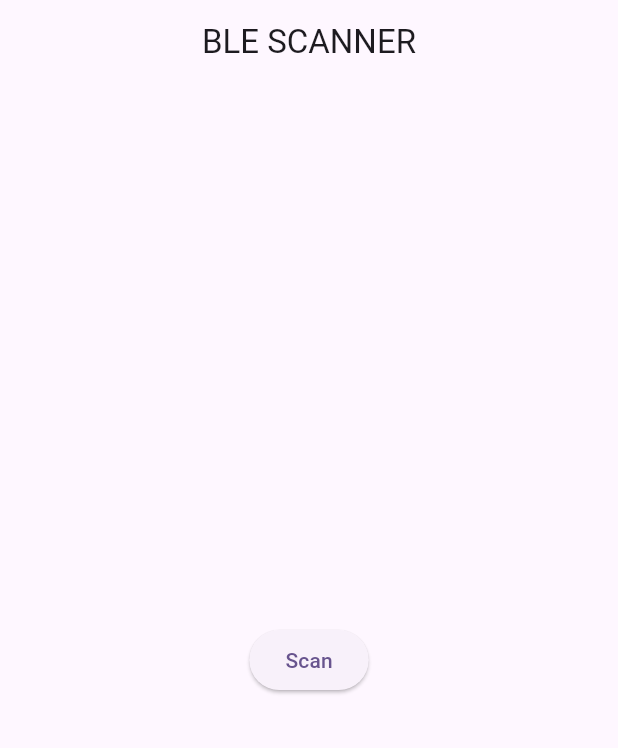
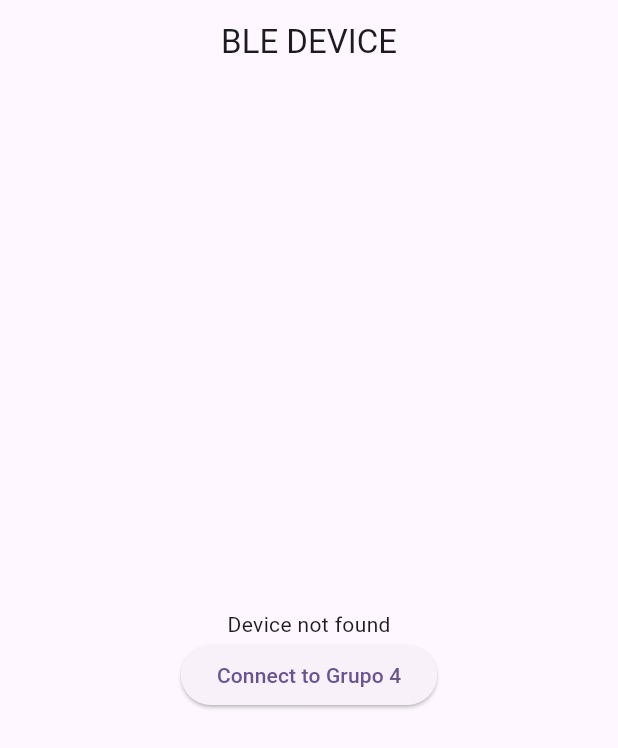
Before and after one commit to 1606206/flutter_data_app_g4, a Flutter app: the screen it shows after launch, on a phone screen of 412 x 824 dp. Shown: the top 748 px of the screen. Run offline on Flutter 3.47's test engine with Material 2 defaults, Android fonts, the phone set to English and light mode, and no system bars; our stand-ins replace flutter_blue, get, permission_handler.

Commit message:
Connect Done

```diff
--- /dev/null
+++ b/device/information device.txt
@@ -0,0 +1,2 @@
+Name = "Grupo 4"
+MAC_adress = F0:09:D9:4C:E9:18
--- a/edge/lib/ble_controller.dart
+++ b/edge/lib/ble_controller.dart
@@ -9,13 +9,65 @@ class BleController extends GetxController {
     if (blePermission.isDenied) {
       if (await Permission.bluetoothScan.request().isGranted) {
         if (await Permission.bluetoothConnect.request().isGranted) {
-          flutterBlue.startScan(timeout: Duration(seconds: 10));
-          flutterBlue.stopScan();
+          flutterBlue.scan(timeout: Duration(seconds: 10)).listen((result) {
+            if (result.device.name == "Grupo 4" &&
+                result.device.id.id == "F0:09:D9:4C:E9:18") {
+              // Aquí, puedes manejar el dispositivo encontrado.
+              print("Device Found: ${result.device.name}");
+              connectToDevice(result); // O cualquier otra acción que desees
+            }
+          });
         }
       }
     } else {
-      flutterBlue.startScan(timeout: Duration(seconds: 10));
-      flutterBlue.stopScan();
+      flutterBlue.scan(timeout: Duration(seconds: 10)).listen((result) {
+        if (result.device.name == "Grupo 4" &&
+            result.device.id.id == "F0:09:D9:4C:E9:18") {
+          // Aquí, puedes manejar el dispositivo encontrado.
+          print("Device Found: ${result.device.name}");
+          connectToDevice(result); // O cualquier otra acción que desees
+        }
+      });
+    }
+  }
+
+  //--------------------------CONECTARSE AL DISPOSITIVO-----------------------------
+  RxBool isConnected = false.obs;
+  BluetoothDevice? connectedDevice;
+  Future connectToDevice(ScanResult device) async {
+    print(
+        "Connecting to device: ${device.device.name} (${device.device.id.id})");
+
+    connectedDevice = device.device;
+
+    try {
+      await connectedDevice!.connect();
+      print("Connected successfully!");
+      isConnected.value = true;
+    } catch (e) {
+      print("Connection failed: $e");
+    }
+  }
+
+  void disconnectDevice() {
+    if (connectedDevice != null) {
+      connectedDevice!.disconnect();
+      isConnected.value = false;
+      connectedDevice = null;
+    }
+  }
+
+  //--------------------------ENVIAR DATOS AL DISPOSITIVO-----------------------------
+  Future<void> sendData(String data) async {
+    if (connectedDevice != null) {
+      List<BluetoothService> services =
+          await connectedDevice!.discoverServices();
+      services.forEach((service) {
+        service.characteristics.forEach((characteristic) {
+          // Aquí, puedes enviar datos utilizando characteristic.write()
+          // Asegúrate de verificar las propiedades de la característica (writeWithResponse o writeWithoutResponse).
+        });
+      });
     }
   }
 
--- a/edge/lib/main.dart
+++ b/edge/lib/main.dart
@@ -37,7 +37,7 @@ class _MyHomePageState extends State<MyHomePage> {
   Widget build(BuildContext context) {
     return Scaffold(
       appBar: AppBar(
-        title: Text("BLE SCANNER"),
+        title: Text("BLE DEVICE"),
         centerTitle: true,
       ),
       body: GetBuilder<BleController>(
@@ -54,32 +54,71 @@ class _MyHomePageState extends State<MyHomePage> {
                   stream: controller.scanResults,
                   builder: (context, snapshot) {
                     if (snapshot.hasData) {
-                        return ListView.builder(
-                            shrinkWrap: true,
-                            itemCount: snapshot.data!.length,
-                            itemBuilder: (context, index) {
-                              final data = snapshot.data![index];
+                      List<ScanResult> devices = snapshot.data!;
+                      ScanResult? targetDevice;
+
+                      for (var device in devices) {
+                        if (device.device.name == "Grupo 4" &&
+                            device.device.id.id == "F0:09:D9:4C:E9:18") {
+                          targetDevice = device;
+                          break;
+                        }
+                      }
+
+                      if (targetDevice != null) {
+                        // Puedes realizar acciones específicas para el dispositivo encontrado.
                         return Card(
                           elevation: 2,
                           child: ListTile(
-                                  title: Text(data.device.name),
-                                  subtitle: Text(data.device.id.id),
-                                  trailing: Text(data.rssi.toString()),
+                            title: Text(targetDevice.device.name),
+                            subtitle: Text(targetDevice.device.id.id),
+                            trailing: Text(targetDevice.rssi.toString()),
                           ),
                         );
-                            });
+                      } else {
+                        return Center(
+                          child: Text("Device not found"),
+                        );
+                      }
                     } else {
                       return Center(
                         child: Text("No Device Found"),
                       );
                     }
-                    }),
+                  },
+                ),
                 ElevatedButton(
-                    onPressed: () => controller.scanDevices(),
-                    child: Text("Scan")),
+                  onPressed: () {
+                    if (controller.isConnected.value) {
+                      controller.disconnectDevice();
+                    } else {
+                      controller.scanDevices();
+                    }
+                  },
+                  child: Text(controller.isConnected.value
+                      ? "Disconnect"
+                      : "Connect to Grupo 4"),
+                ),
                 SizedBox(
                   height: 15,
                 ),
+
+                //---------------------------------LIDIAR CON CONCURRENCIA Y ESTDOS---------------------------
+                /*
+                FutureBuilder(
+                  future: controller.connectedDevice?.state,
+                  builder: (context, snapshot) {
+                    if (snapshot.connectionState == ConnectionState.waiting) {
+                      return CircularProgressIndicator();
+                    } else if (snapshot.connectionState ==
+                        ConnectionState.done) {
+                      return Text('Device State: ${snapshot.data}');
+                    } else {
+                      return Text('Error: ${snapshot.error}');
+                    }
+                  },
+                ),
+                */
               ],
             ),
           );
```
Lines whose indentation alone changed are shown as unchanged.
